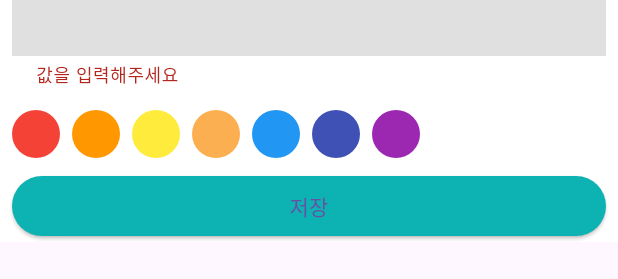
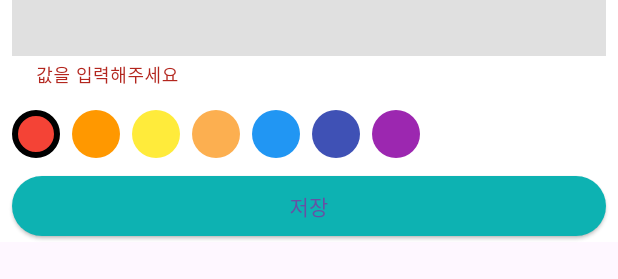
Before and after one commit to iammoong/calender_scheduler, a Flutter app: the ScheduleBottomSheet widget shown alone on an empty page, opened directly, on a phone screen of 412 x 824 dp. Shown: the part 376-655 px from the top of the screen. Run offline on Flutter 3.47's test engine with Material 3 defaults, Android fonts, the phone set to English and light mode, and no system bars; our stand-ins replace drift, get_it, table_calendar; accounts and stored records are empty; generated files the repository leaves out were written again.

Commit message:
색깔 선택 로직 추가

```diff
--- a/lib/schedule_bottom_sheet.dart
+++ b/lib/schedule_bottom_sheet.dart
@@ -19,6 +19,7 @@ class _ScheduleBottomSheetState extends State<ScheduleBottomSheet> {
   int? startTime;
   int? endTime;
   String? content;
+  int? selectedColorId;
 
   @override
   Widget build(BuildContext context) {
@@ -64,13 +65,19 @@ class _ScheduleBottomSheetState extends State<ScheduleBottomSheet> {
                     FutureBuilder<List<CategoryColor>>(
                         future: GetIt.I<LocalDatabase>().getCategoryColors(),
                         builder: (context, snapshot) {
+                          if (snapshot.hasData &&
+                              selectedColorId == null &&
+                              snapshot.data!.isNotEmpty) {
+                            selectedColorId = snapshot.data![0].id;
+                          }
                           return _ColorPicker(
-                            colors: snapshot.hasData
-                                ? snapshot.data!
-                                    .map((e) =>
-                                        Color(int.parse('FF${e.hexCode}', radix: 16)))
-                                    .toList()
-                                : [],
+                            colors: snapshot.hasData ? snapshot.data! : [],
+                            selectedColorId: selectedColorId!,
+                            colorIdSetter: (int id) {
+                              setState(() {
+                                selectedColorId = id;
+                              });
+                            },
                           );
                         }),
                     SizedBox(
@@ -151,11 +158,17 @@ class _Contents extends StatelessWidget {
   }
 }
 
+typedef ColorIdSetter = Function(int id);
+
 class _ColorPicker extends StatelessWidget {
-  final List<Color> colors;
+  final List<CategoryColor> colors;
+  final int selectedColorId;
+  final ColorIdSetter colorIdSetter;
 
   const _ColorPicker({
     required this.colors,
+    required this.selectedColorId,
+    required this.colorIdSetter,
     Key? key,
   }) : super(key: key);
 
@@ -164,16 +177,35 @@ class _ColorPicker extends StatelessWidget {
     return Wrap(
       spacing: 8.0,
       runSpacing: 10.0,
-      children: colors.map((e) => renderColor(e)).toList(),
+      children: colors
+          .map(
+            (e) => GestureDetector(
+              onTap: () {
+                colorIdSetter(e.id);
+              },
+              child: renderColor(
+                e,
+                selectedColorId == e.id,
+              ),
+            ),
+          )
+          .toList(),
     );
   }
 
-  Widget renderColor(Color color) {
+  Widget renderColor(CategoryColor color, bool isSelected) {
     return Container(
       decoration: BoxDecoration(
-        shape: BoxShape.circle,
-        color: color,
-      ),
+          shape: BoxShape.circle,
+          color: Color(
+            int.parse('FF${color.hexCode}', radix: 16),
+          ),
+          border: isSelected
+              ? Border.all(
+                  color: Colors.black,
+                  width: 4.0,
+                )
+              : null),
       width: 32.0,
       height: 32.0,
     );
```
